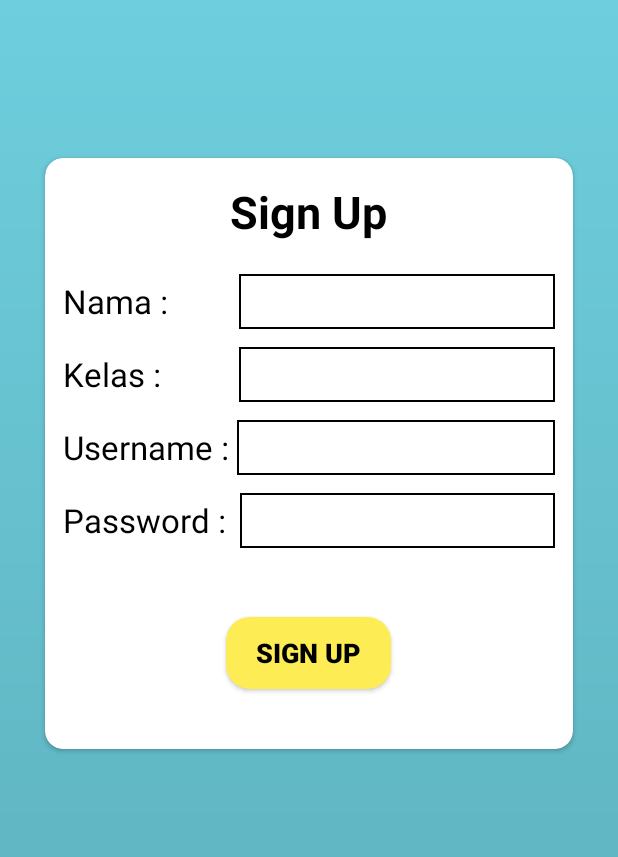
After one commit to fadilHidayatul/Aplikasi-Belajar-Administrasi-Jaringan, an Android app: the RegisterActivity screen opened directly, with no data from a screen before it, on a phone screen of 412 x 824 dp. The commit adds this screen. Shown: the top 857 px of the screen. Run offline under Robolectric (Android 15) with nearby library versions, the phone set to English and light mode, and no system bars.

Commit message:
Make Login And Register Layout(Navigation)

```diff
--- /dev/null
+++ b/app/src/main/java/com/example/aplikasibelajar/IntroLogin/LoginActivity.java
@@ -0,0 +1,51 @@
+package com.example.aplikasibelajar.IntroLogin;
+
+import android.content.Intent;
+import android.os.Bundle;
+import android.view.View;
+import android.widget.Button;
+
+import androidx.appcompat.app.AppCompatActivity;
+
+import com.example.aplikasibelajar.MainActivity;
+import com.example.aplikasibelajar.R;
+
+import butterknife.BindView;
+import butterknife.ButterKnife;
+
+public class LoginActivity extends AppCompatActivity {
+
+    @BindView(R.id.btnLogin)
+    Button btnLogin;
+
+    @Override
+    protected void onCreate(Bundle savedInstanceState) {
+        super.onCreate(savedInstanceState);
+        setContentView(R.layout.activity_login);
+        ButterKnife.bind(this);
+
+        login();
+    }
+
+    private void login() {
+        btnLogin.setOnClickListener(new View.OnClickListener() {
+            @Override
+            public void onClick(View v) {
+                Intent loggedIn = new Intent(getApplicationContext(), MainActivity.class);
+                startActivity(loggedIn);
+                finish();
+            }
+        });
+    }
+
+    public void goSignUp(View view) {
+        Intent intent = new Intent(getApplicationContext(), RegisterActivity.class);
+        startActivity(intent);
+    }
+
+    @Override
+    protected void onDestroy() {
+        finish();
+        super.onDestroy();
+    }
+}
--- /dev/null
+++ b/app/src/main/java/com/example/aplikasibelajar/IntroLogin/RegisterActivity.java
@@ -0,0 +1,16 @@
+package com.example.aplikasibelajar.IntroLogin;
+
+import androidx.appcompat.app.AppCompatActivity;
+
+import android.os.Bundle;
+
+import com.example.aplikasibelajar.R;
+
+public class RegisterActivity extends AppCompatActivity {
+
+    @Override
+    protected void onCreate(Bundle savedInstanceState) {
+        super.onCreate(savedInstanceState);
+        setContentView(R.layout.activity_register);
+    }
+}
--- a/app/src/main/java/com/example/aplikasibelajar/SharedPreferences/PrefManager.java
+++ b/app/src/main/java/com/example/aplikasibelajar/SharedPreferences/PrefManager.java
@@ -13,8 +13,9 @@ public class PrefManager {
     private static final String PREF_NAME = "belajar";
     public static final String SESSION_KEY = "SESSION_USER";
     public static final String ID_SISWA = "id_siswa";
+    public static final String NAMA = "nama";
     public static final String USERNAME = "username";
-    public static final String NAMA = "nama";
+
 
     //constructor
     public PrefManager(Context context) {
@@ -36,4 +37,32 @@ public class PrefManager {
         editor.commit();
     }
 
+    //idSiswa
+    public void setIdSiswa(String key, String value){
+        editor.putString(key,value);
+        editor.commit();
+    }
+    public String getIdSiswa(){
+        return preferences.getString(ID_SISWA,"");
+    }
+
+    //namaSiswa
+    public void setNamaSiswa(String key, String value){
+        editor.putString(key, value);
+        editor.commit();
+    }
+    public String getNamaSiswa(){
+        return preferences.getString(NAMA,"");
+    }
+
+    //username
+    public void setUsername(String key, String value){
+        editor.putString(key, value);
+        editor.commit();
+    }
+    public String getUsername(){
+        return preferences.getString(USERNAME,"");
+    }
+
+
 }
--- /dev/null
+++ b/app/src/main/res/drawable/bg_login.xml
@@ -0,0 +1,4 @@
+<?xml version="1.0" encoding="utf-8"?>
+<shape xmlns:android="http://schemas.android.com/apk/res/android">
+    <gradient android:angle="90" android:startColor="@color/blue" android:endColor="@color/bluebg"/>
+</shape>
--- /dev/null
+++ b/app/src/main/res/drawable/border_login.xml
@@ -0,0 +1,4 @@
+<?xml version="1.0" encoding="utf-8"?>
+<shape xmlns:android="http://schemas.android.com/apk/res/android">
+    <stroke android:color="@color/black"  android:width="1dp"/>
+</shape>
--- /dev/null
+++ b/app/src/main/res/layout/activity_register.xml
@@ -0,0 +1,150 @@
+<?xml version="1.0" encoding="utf-8"?>
+<LinearLayout xmlns:android="http://schemas.android.com/apk/res/android"
+    xmlns:app="http://schemas.android.com/apk/res-auto"
+    xmlns:tools="http://schemas.android.com/tools"
+    android:layout_width="match_parent"
+    android:layout_height="match_parent"
+    android:orientation="vertical"
+    android:background="@drawable/bg_login"
+    tools:context=".IntroLogin.RegisterActivity">
+
+    <LinearLayout
+        android:layout_marginTop="75dp"
+        android:layout_width="match_parent"
+        android:layout_height="wrap_content">
+        <androidx.cardview.widget.CardView
+            android:background="@color/white"
+            android:elevation="3dp"
+            app:cardCornerRadius="12dp"
+            android:layout_margin="30dp"
+            android:layout_width="match_parent"
+            android:layout_height="wrap_content">
+            <LinearLayout
+                android:orientation="vertical"
+                android:layout_width="match_parent"
+                android:layout_height="wrap_content">
+                <TextView
+                    android:text="Sign Up"
+                    android:textColor="@color/black"
+                    android:textSize="30sp"
+                    android:paddingVertical="15dp"
+                    android:textStyle="bold"
+                    android:layout_gravity="center"
+                    android:layout_width="wrap_content"
+                    android:layout_height="wrap_content"/>
+                <LinearLayout
+                    android:orientation="horizontal"
+                    android:gravity="center_vertical"
+                    android:layout_marginHorizontal="12dp"
+                    android:layout_marginVertical="6dp"
+                    android:layout_width="match_parent"
+                    android:layout_height="wrap_content">
+                    <TextView
+                        android:layout_weight="1"
+                        android:text="Nama : "
+                        android:textColor="@color/black"
+                        android:textSize="22sp"
+                        android:layout_width="wrap_content"
+                        android:layout_height="wrap_content"
+                        tools:ignore="RtlSymmetry" />
+                    <EditText
+                        android:layout_weight="5"
+                        android:id="@+id/editNama"
+                        android:background="@drawable/border_login"
+                        android:padding="6dp"
+                        android:singleLine="true"
+                        android:layout_width="0dp"
+                        android:layout_height="wrap_content"/>
+                </LinearLayout>
+                <LinearLayout
+                    android:orientation="horizontal"
+                    android:gravity="center_vertical"
+                    android:layout_marginHorizontal="12dp"
+                    android:layout_marginVertical="6dp"
+                    android:layout_width="match_parent"
+                    android:layout_height="wrap_content">
+                    <TextView
+                        android:layout_weight="1"
+                        android:text="Kelas : "
+                        android:textColor="@color/black"
+                        android:textSize="22sp"
+                        android:layout_width="wrap_content"
+                        android:layout_height="wrap_content"
+                        tools:ignore="RtlSymmetry" />
+                    <EditText
+                        android:layout_weight="4.5"
+                        android:id="@+id/editKelas"
+                        android:background="@drawable/border_login"
+                        android:padding="6dp"
+                        android:singleLine="true"
+                        android:layout_width="0dp"
+                        android:layout_height="wrap_content"/>
+                </LinearLayout>
+                <LinearLayout
+                    android:layout_width="match_parent"
+                    android:layout_height="wrap_content"
+                    android:layout_marginHorizontal="12dp"
+                    android:layout_marginVertical="6dp"
+                    android:gravity="center_vertical"
+                    android:orientation="horizontal">
+                    <TextView
+                        android:layout_weight="0.01"
+                        android:text="Username : "
+                        android:textColor="@color/black"
+                        android:textSize="22sp"
+                        android:layout_width="wrap_content"
+                        android:layout_height="wrap_content"
+                        tools:ignore="RtlSymmetry" />
+                    <EditText
+                        android:layout_weight="5"
+                        android:id="@+id/editUsername"
+                        android:background="@drawable/border_login"
+                        android:singleLine="true"
+                        android:padding="6dp"
+                        android:layout_width="0dp"
+                        android:layout_height="wrap_content"/>
+                </LinearLayout>
+                <LinearLayout
+                    android:layout_width="match_parent"
+                    android:layout_height="wrap_content"
+                    android:layout_marginHorizontal="12dp"
+                    android:layout_marginVertical="6dp"
+                    android:gravity="center_vertical"
+                    android:orientation="horizontal">
+                    <TextView
+                        android:layout_weight="0.1"
+                        android:text="Password : "
+                        android:textColor="@color/black"
+                        android:textSize="22sp"
+                        android:layout_width="wrap_content"
+                        android:layout_height="wrap_content"
+                        tools:ignore="RtlSymmetry" />
+                    <EditText
+                        android:id="@+id/editPassword"
+                        android:layout_width="0dp"
+                        android:layout_height="wrap_content"
+                        android:layout_weight="5"
+                        android:background="@drawable/border_login"
+                        android:inputType="textPassword"
+                        android:padding="6dp"
+                        android:singleLine="true" />
+                </LinearLayout>
+
+                <Button
+                    android:id="@+id/btnSignUp"
+                    android:layout_width="wrap_content"
+                    android:layout_height="wrap_content"
+                    android:layout_gravity="center"
+                    android:background="@drawable/bg_button_yellow"
+                    android:paddingHorizontal="20dp"
+                    android:layout_marginVertical="40dp"
+                    android:text="Sign Up"
+                    android:textColor="@color/black"
+                    android:textSize="18sp"
+                    android:textStyle="bold" />
+
+            </LinearLayout>
+        </androidx.cardview.widget.CardView>
+    </LinearLayout>
+
+</LinearLayout>
--- a/app/src/main/res/values/strings.xml
+++ b/app/src/main/res/values/strings.xml
@@ -1,4 +1,5 @@
 <resources>
     <string name="app_name">AplikasiBelajar</string>
     <string name="kosong"></string>
+    <string name="sign_up"> <u>Sign up</u> </string>
 </resources>
```
Also changed, not shown: app/src/main/AndroidManifest.xml (+13 -9 lines), app/src/main/res/drawable/buku2.png (added).
